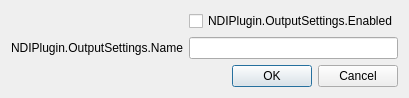
Before: the Qt Designer form src/forms/output-settings.ui in DistroAV/DistroAV, drawn with Qt 5.
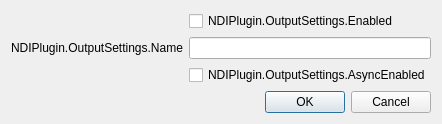
After: the same form once the commit is applied.

Commit message:
Output: new option: asynchronous video sending
Targeted at low-end systems. Can be useful to avoid clogging the rendering subsystem
but can cause tearing

```diff
--- a/src/forms/output-settings.ui
+++ b/src/forms/output-settings.ui
@@ -6,8 +6,8 @@
    <rect>
     <x>0</x>
     <y>0</y>
-    <width>307</width>
-    <height>92</height>
+    <width>368</width>
+    <height>115</height>
    </rect>
   </property>
   <property name="windowTitle">
@@ -43,6 +43,13 @@
        </property>
       </widget>
      </item>
+     <item row="2" column="1">
+      <widget class="QCheckBox" name="asyncSendingEnabled">
+       <property name="text">
+        <string>NDIPlugin.OutputSettings.AsyncEnabled</string>
+       </property>
+      </widget>
+     </item>
     </layout>
    </item>
   </layout>
```
The commit also changes 7 other files.
